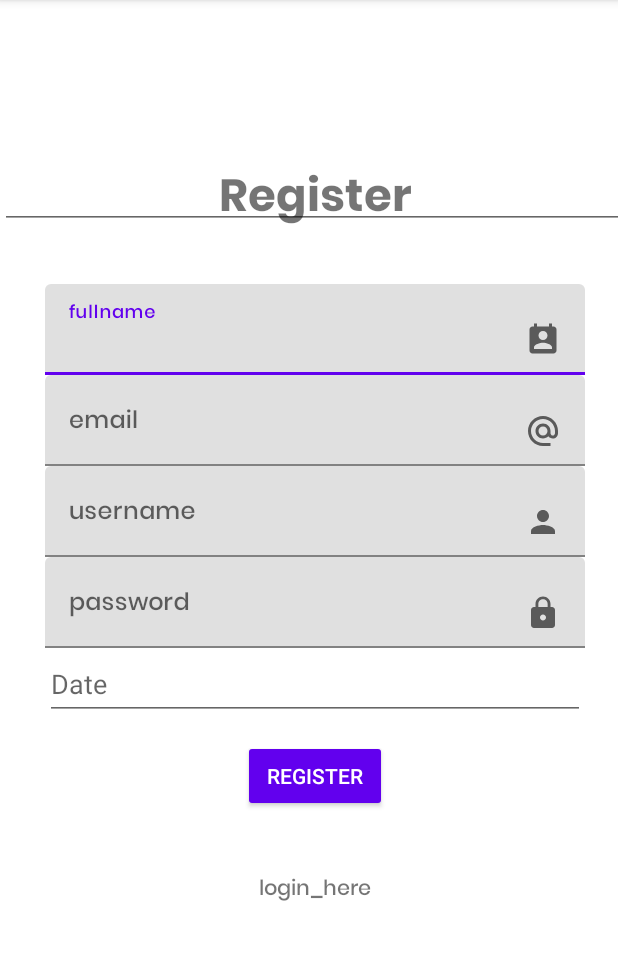
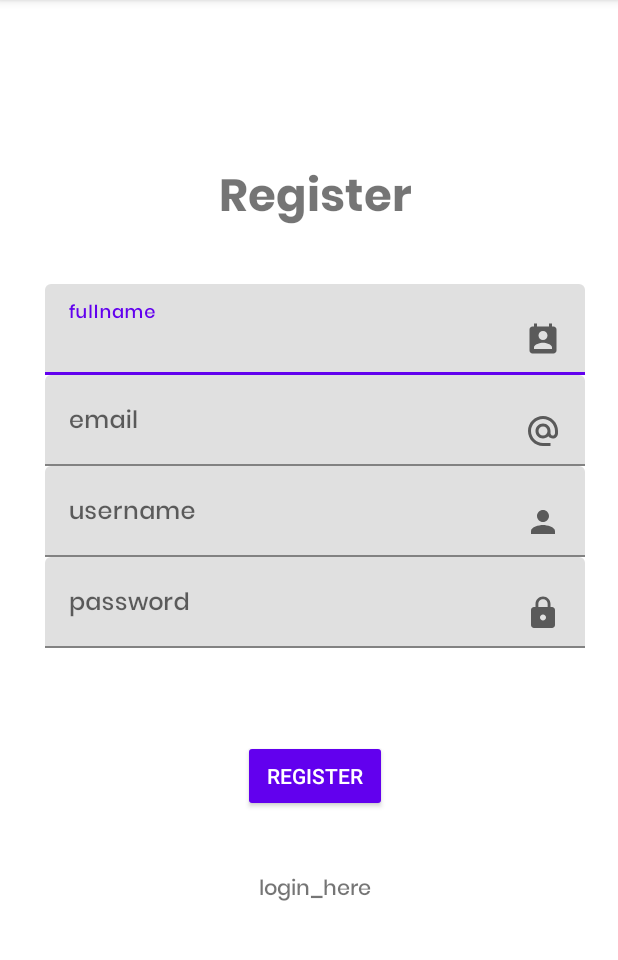
Before and after one commit to totmat/OnlineWallet-Mobil, an Android app: the Register screen opened directly, with no data from a screen before it, after a tap on "REGISTER", on a phone screen of 412 x 824 dp, the part 84-1044 px from its top. Run offline under Robolectric (Android 15) with nearby library versions, the phone set to English and light mode, and no system bars; libraries missing offline, so code that uses them is left out: com.vishnusivadas.advanced_httpurlconnection.

```diff
--- a/app/src/main/AndroidManifest.xml
+++ b/app/src/main/AndroidManifest.xml
@@ -9,7 +9,8 @@
         android:label="@string/app_name"
         android:roundIcon="@mipmap/ic_launcher_round"
         android:supportsRtl="true"
-        android:theme="@style/Theme.OnlineWalletMobilApp">
+        android:theme="@style/Theme.OnlineWalletMobilApp"
+        android:usesCleartextTraffic="true">
         <activity
             android:name=".Register"
             android:exported="true" />
--- a/app/src/main/java/com/example/onlinewallet_mobilapp/Register.java
+++ b/app/src/main/java/com/example/onlinewallet_mobilapp/Register.java
@@ -1,17 +1,12 @@
 package com.example.onlinewallet_mobilapp;
 
-import android.app.DatePickerDialog;
 import android.content.Intent;
-import android.graphics.Color;
-import android.graphics.drawable.ColorDrawable;
 import android.os.Bundle;
 import android.os.Handler;
 import android.os.Looper;
 import android.util.Log;
 import android.view.View;
 import android.widget.Button;
-import android.widget.DatePicker;
-import android.widget.EditText;
 import android.widget.ProgressBar;
 import android.widget.TextView;
 import android.widget.Toast;
@@ -21,12 +16,7 @@ import androidx.appcompat.app.AppCompatActivity;
 import com.google.android.material.textfield.TextInputEditText;
 import com.vishnusivadas.advanced_httpurlconnection.PutData;
 
-import java.util.Calendar;
-
 public class Register extends AppCompatActivity {
-    EditText mDateFormat ,textEditTextDatePicker ;
-    //Date picker dialog
-    DatePickerDialog.OnDateSetListener onDateSetListener;
 
     TextInputEditText textInputEditTextFullname, textInputEditTextUsername,textInputEditTextPassword,textInputEditTextEmail;
     Button registerButton;
@@ -39,37 +29,8 @@ public class Register extends AppCompatActivity {
         super.onCreate(savedInstanceState);
         setContentView(R.layout.activity_register);
 
-        final Calendar calendar = Calendar.getInstance();
-        int year = calendar.get(Calendar.YEAR);
-        int month = calendar.get(Calendar.MONTH);
-        int day = calendar.get(Calendar.DAY_OF_MONTH);
-
-
-        mDateFormat = findViewById(R.id.dateFormat);
-
-        mDateFormat.setOnClickListener(new View.OnClickListener() {
-            @Override
-            public void onClick(View v) {
-                DatePickerDialog datePickerDialog = new DatePickerDialog(
-                        Register.this, android.R.style.Theme_Holo_Light_Dialog_MinWidth,
-                        onDateSetListener, year, month, day);
-                datePickerDialog.getWindow().setBackgroundDrawable(new ColorDrawable(Color.TRANSPARENT));
-                datePickerDialog.show();
-
-            }
-        });
-        onDateSetListener = new DatePickerDialog.OnDateSetListener() {
-            @Override
-            public void onDateSet(DatePicker view, int year, int month, int dayOfMonth) {
-                month = month +1;
-                String date = year+"/"+month+"/"+dayOfMonth;
-                mDateFormat.setText(date);
-            }
-        };
-
         textInputEditTextFullname = findViewById(R.id.fullname);
         textInputEditTextUsername = findViewById(R.id.username);
-        textEditTextDatePicker = findViewById(R.id.dateFormat);
         textInputEditTextPassword = findViewById(R.id.password);
         textInputEditTextEmail = findViewById(R.id.email);
         registerButton = findViewById(R.id.registerButton);
@@ -88,7 +49,6 @@ public class Register extends AppCompatActivity {
             @Override
             public void onClick(View v) {
                 String fullname, dateFormat , username, password, email;
-                dateFormat = String.valueOf(textEditTextDatePicker.getText());
                  fullname = String.valueOf(textInputEditTextFullname.getText());
                 username = String.valueOf(textInputEditTextUsername.getText());
                 password = String.valueOf(textInputEditTextPassword.getText());
@@ -101,22 +61,20 @@ public class Register extends AppCompatActivity {
                         public void run() {
                             //Starting Write and Read data with URL
                             //Creating array for parameters
-                            String[] field = new String[5];
+                            String[] field = new String[4];
                             field[0] = "fullname";
-                            field[1] = "dateFormat";
-                            field[2] = "username";
-                            field[3] = "password";
-                            field[4] = "email";
+                            field[1] = "username";
+                            field[2] = "password";
+                            field[3] = "email";
                             //Creating array for data
-                            String[] data = new String[5];
+                            String[] data = new String[4];
                             data[0] = fullname;
-                            data[1] = dateFormat;
-                            data[2] = username;
-                            data[3] = password;
-                            data[4] = email;
+                            data[1] = username;
+                            data[2] = password;
+                            data[3] = email;
 
-                            //PutData putData = new PutData("http://localhost/onlinewallet/signup.php", "POST", field, data);
-                            PutData putData = new PutData("http://10.0.11.109/onlinewallet/signup.php", "POST", field, data);
+                            //PutData putData = new PutData("http://localhost/registerlogin/signup.php", "POST", field, data);
+                            PutData putData = new PutData("http://10.0.11.117/onlinewallet/signup.php", "POST", field, data);
                             if (putData.startPut()) {
                                 if (putData.onComplete()) {
                                     progressBar.setVisibility(View.GONE);
--- a/app/src/main/res/layout/activity_register.xml
+++ b/app/src/main/res/layout/activity_register.xml
@@ -127,8 +127,8 @@
             android:visibility="gone"
             app:layout_constraintBottom_toBottomOf="parent"
             app:layout_constraintEnd_toEndOf="parent"
-            app:layout_constraintStart_toStartOf="parent"
-            app:layout_constraintTop_toBottomOf="@+id/dateFormat" />
+            app:layout_constraintStart_toStartOf="parent"/>
+
 
         <Button
             android:id="@+id/registerButton"
@@ -157,32 +157,6 @@
             app:layout_constraintTop_toBottomOf="@+id/registerButton"
             tools:targetApi="jelly_bean" />
 
-        <com.google.android.material.textfield.TextInputEditText
-            android:id="@+id/dateTIL"
-            android:layout_width="match_parent"
-            android:layout_height="wrap_content"
-            android:layout_centerHorizontal="true"
-            android:layout_centerVertical="true"
-            tools:ignore="SpeakableTextPresentCheck,TouchTargetSizeCheck" />
-
-        <EditText
-            android:id="@+id/dateFormat"
-            android:layout_width="match_parent"
-            android:layout_height="wrap_content"
-            android:hint="@string/date"
-            android:importantForAutofill="no"
-            android:inputType="date"
-            android:minHeight="48dp"
-            android:layout_marginLeft="30dp"
-            android:layout_marginRight="30dp"
-            app:layout_constraintBottom_toBottomOf="parent"
-            app:layout_constraintEnd_toEndOf="parent"
-            app:layout_constraintHorizontal_bias="0.0"
-            app:layout_constraintStart_toStartOf="parent"
-            app:layout_constraintTop_toBottomOf="@+id/textInputLayoutPassword"
-            app:layout_constraintVertical_bias="0.0" />
-
-
     </androidx.constraintlayout.widget.ConstraintLayout>
 
 </androidx.constraintlayout.widget.ConstraintLayout>
--- a/app/src/main/res/values/strings.xml
+++ b/app/src/main/res/values/strings.xml
@@ -10,4 +10,5 @@
     <string name="login_here">login_here</string>
     <string name="data_button">button</string>
     <string name="date">Date</string>
+    <string name="holder">Holder</string>
 </resources>
--- a/build.gradle
+++ b/build.gradle
@@ -3,9 +3,11 @@ buildscript {
     repositories {
         google()
         mavenCentral()
+
+
     }
     dependencies {
-        classpath "com.android.tools.build:gradle:7.0.2"
+        classpath "com.android.tools.build:gradle:7.0.4"
 
         // NOTE: Do not place your application dependencies here; they belong
         // in the individual module build.gradle files
```
Also changed, not shown: app/src/main/java/com/example/onlinewallet_mobilapp/Login.java (+4 -4 lines), app/src/main/res/layout/activity_main.xml (+2 -12 lines).
